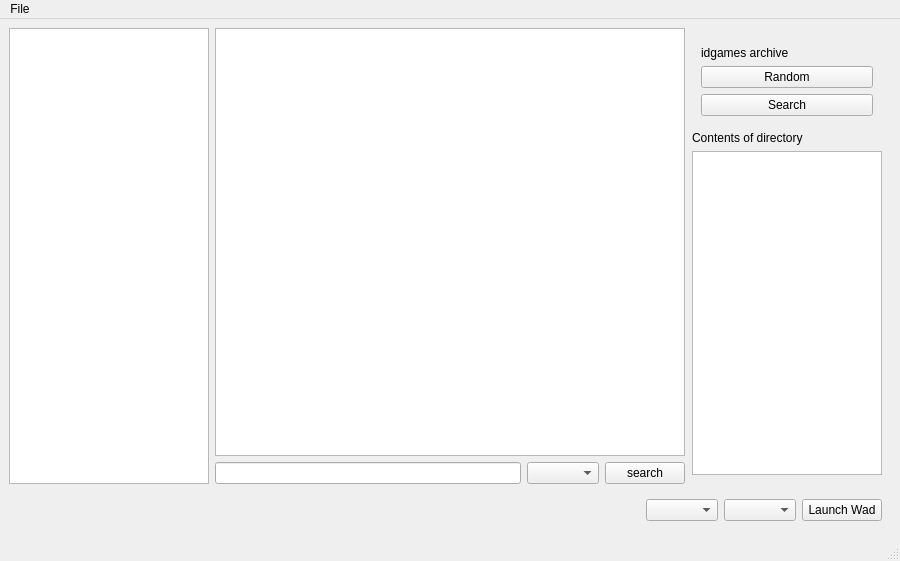
Above: src/main/resources/base/template/wadlauncher.ui from karlpet/WadLauncher before the change. Below: the same form after it.
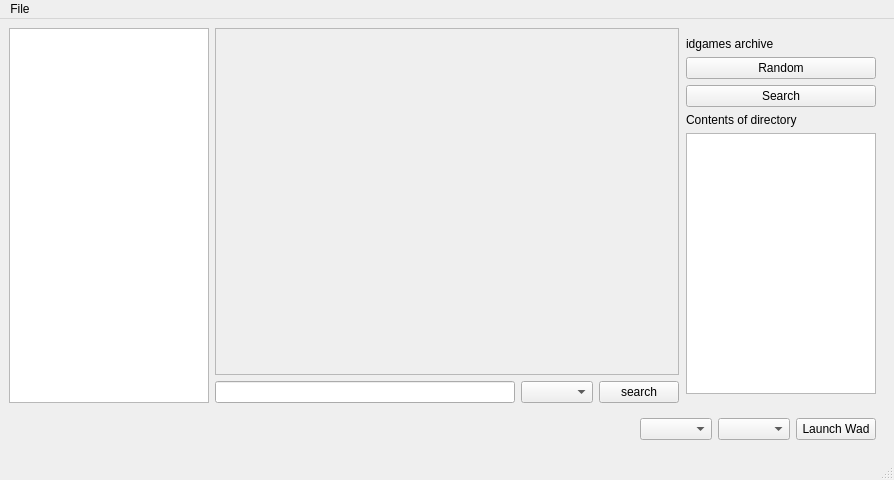
That is the form after the change.

Commit message: Added ui for search results, along with view and controller code.

What changed in the file:
```diff
--- a/src/main/resources/base/template/wadlauncher.ui
+++ b/src/main/resources/base/template/wadlauncher.ui
@@ -6,8 +6,8 @@
    <rect>
     <x>0</x>
     <y>0</y>
-    <width>900</width>
-    <height>561</height>
+    <width>894</width>
+    <height>480</height>
    </rect>
   </property>
   <property name="windowTitle">
@@ -50,7 +50,27 @@
            <number>0</number>
           </property>
           <item>
-           <widget class="QTextBrowser" name="searchResult"/>
+           <widget class="QScrollArea" name="search_results_container">
+            <property name="frameShape">
+             <enum>QFrame::StyledPanel</enum>
+            </property>
+            <property name="lineWidth">
+             <number>0</number>
+            </property>
+            <property name="widgetResizable">
+             <bool>true</bool>
+            </property>
+            <widget class="QWidget" name="search_results">
+             <property name="geometry">
+              <rect>
+               <x>0</x>
+               <y>0</y>
+               <width>460</width>
+               <height>325</height>
+              </rect>
+             </property>
+            </widget>
+           </widget>
           </item>
           <item>
            <layout class="QHBoxLayout" name="horizontalLayout_3">
@@ -101,6 +121,18 @@
             </size>
            </property>
            <layout class="QVBoxLayout" name="verticalLayout_3">
+            <property name="leftMargin">
+             <number>0</number>
+            </property>
+            <property name="topMargin">
+             <number>0</number>
+            </property>
+            <property name="rightMargin">
+             <number>0</number>
+            </property>
+            <property name="bottomMargin">
+             <number>0</number>
+            </property>
             <item>
              <widget class="QLabel" name="doomworldLabel">
               <property name="text">
@@ -199,7 +231,7 @@
     <rect>
      <x>0</x>
      <y>0</y>
-     <width>900</width>
+     <width>894</width>
      <height>25</height>
     </rect>
    </property>
```
Left out of the diff: 8 changed lines with no effect on the pictures. The commit also changes 5 other files.
